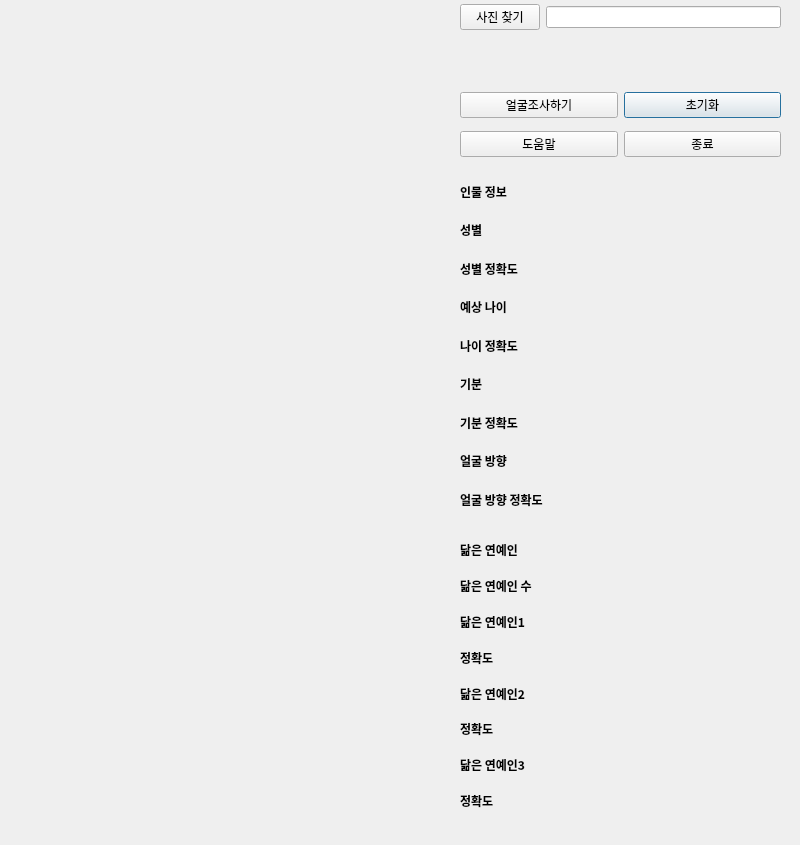
Old version of the form main_ui.ui in the repository Trimage/AI_image_analyzer.
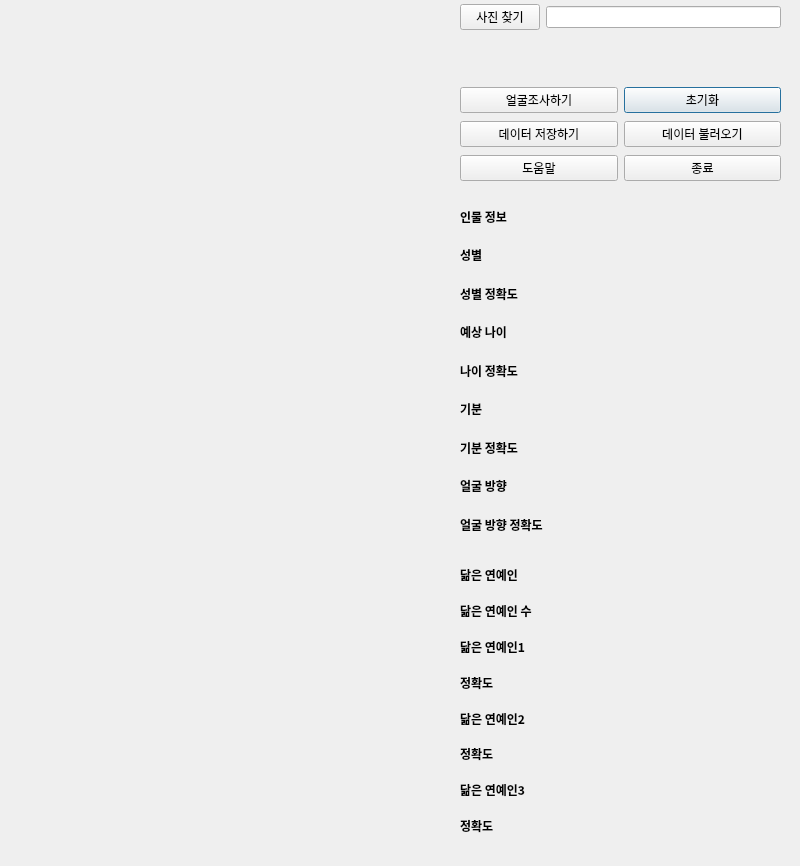
New version of the form.

Commit message: 1. main ui 변경(데이터 저장하기, 불러오기 버튼 추가) 2. 데이터 저장하기 시 sql info테이블에 값 추가

```diff
--- a/main_ui.ui
+++ b/main_ui.ui
@@ -7,7 +7,7 @@
     <x>0</x>
     <y>0</y>
     <width>800</width>
-    <height>845</height>
+    <height>866</height>
    </rect>
   </property>
   <property name="windowTitle">
@@ -17,7 +17,7 @@
    <property name="geometry">
     <rect>
      <x>460</x>
-     <y>175</y>
+     <y>200</y>
      <width>317</width>
      <height>341</height>
     </rect>
@@ -243,7 +243,7 @@
    <property name="geometry">
     <rect>
      <x>460</x>
-     <y>535</y>
+     <y>560</y>
      <width>321</width>
      <height>281</height>
     </rect>
@@ -459,7 +459,7 @@
      <x>460</x>
      <y>85</y>
      <width>321</width>
-     <height>80</height>
+     <height>100</height>
     </rect>
    </property>
    <layout class="QGridLayout" name="gridLayout_2">
@@ -470,6 +470,13 @@
       </property>
      </widget>
     </item>
+    <item row="2" column="1">
+     <widget class="QPushButton" name="exit_btn">
+      <property name="text">
+       <string>종료</string>
+      </property>
+     </widget>
+    </item>
     <item row="0" column="0">
      <widget class="QPushButton" name="search_btn">
       <property name="text">
@@ -477,17 +484,24 @@
       </property>
      </widget>
     </item>
-    <item row="1" column="0">
+    <item row="2" column="0">
      <widget class="QPushButton" name="help_btn">
       <property name="text">
        <string>도움말</string>
       </property>
      </widget>
     </item>
+    <item row="1" column="0">
+     <widget class="QPushButton" name="data_save_btn">
+      <property name="text">
+       <string>데이터 저장하기</string>
+      </property>
+     </widget>
+    </item>
     <item row="1" column="1">
-     <widget class="QPushButton" name="exit_btn">
+     <widget class="QPushButton" name="data_load_btn">
       <property name="text">
-       <string>종료</string>
+       <string>데이터 불러오기</string>
       </property>
      </widget>
     </item>
```
The commit also changes 3 other files.
